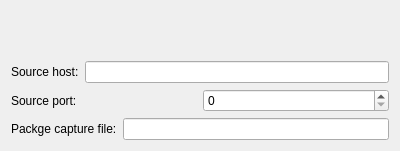
Above: Client/ParameterCompone/ParameterSSHTunnelUI.ui from KangLin/RabbitRemoteControl before the change. Below: the same form after it.
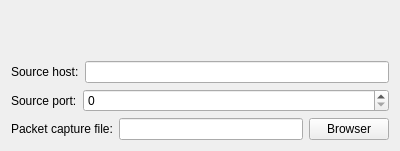
That is the form after the change. Custom widgets are drawn as their Qt base class.

Commit message: Client: fix packet capture file in ssh tunnel

Diff of the .ui file:
```diff
--- a/Client/ParameterCompone/ParameterSSHTunnelUI.ui
+++ b/Client/ParameterCompone/ParameterSSHTunnelUI.ui
@@ -42,6 +42,12 @@
      </item>
      <item>
       <widget class="QSpinBox" name="sbSourcePort">
+       <property name="sizePolicy">
+        <sizepolicy hsizetype="Expanding" vsizetype="Fixed">
+         <horstretch>0</horstretch>
+         <verstretch>0</verstretch>
+        </sizepolicy>
+       </property>
        <property name="maximum">
         <number>65536</number>
        </property>
@@ -54,13 +60,20 @@
      <item>
       <widget class="QLabel" name="label_3">
        <property name="text">
-        <string>Packge capture file:</string>
+        <string>Packet capture file:</string>
        </property>
       </widget>
      </item>
      <item>
       <widget class="QLineEdit" name="lePcapFile"/>
      </item>
+     <item>
+      <widget class="QPushButton" name="pbBrowser">
+       <property name="text">
+        <string>Browser</string>
+       </property>
+      </widget>
+     </item>
     </layout>
    </item>
   </layout>
```
The commit also changes 4 other files.
